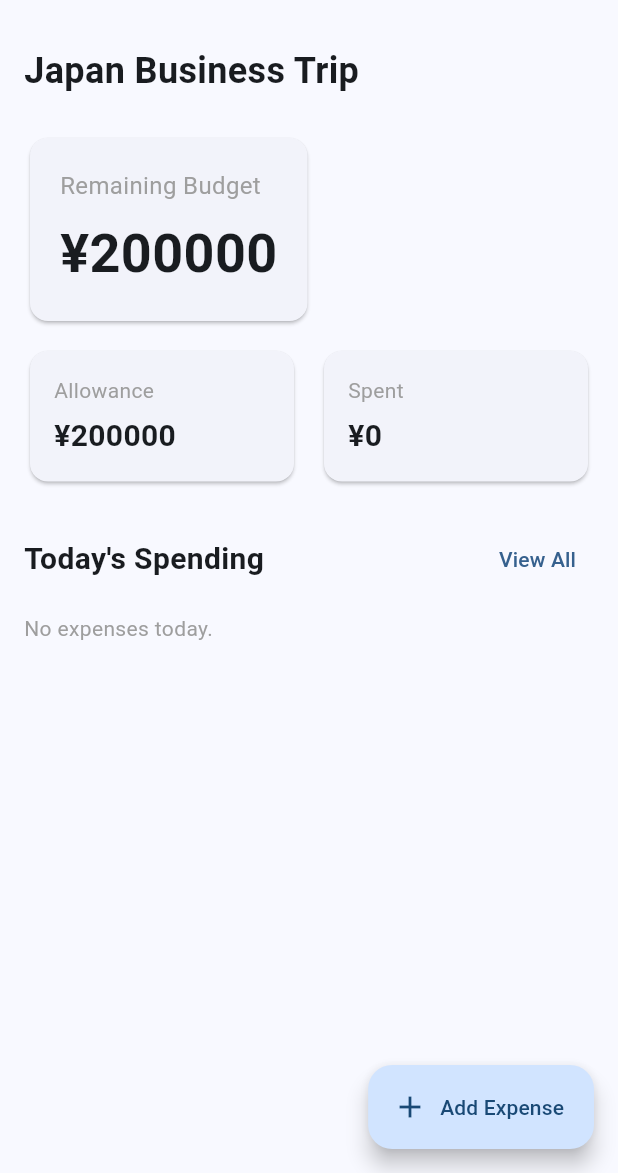
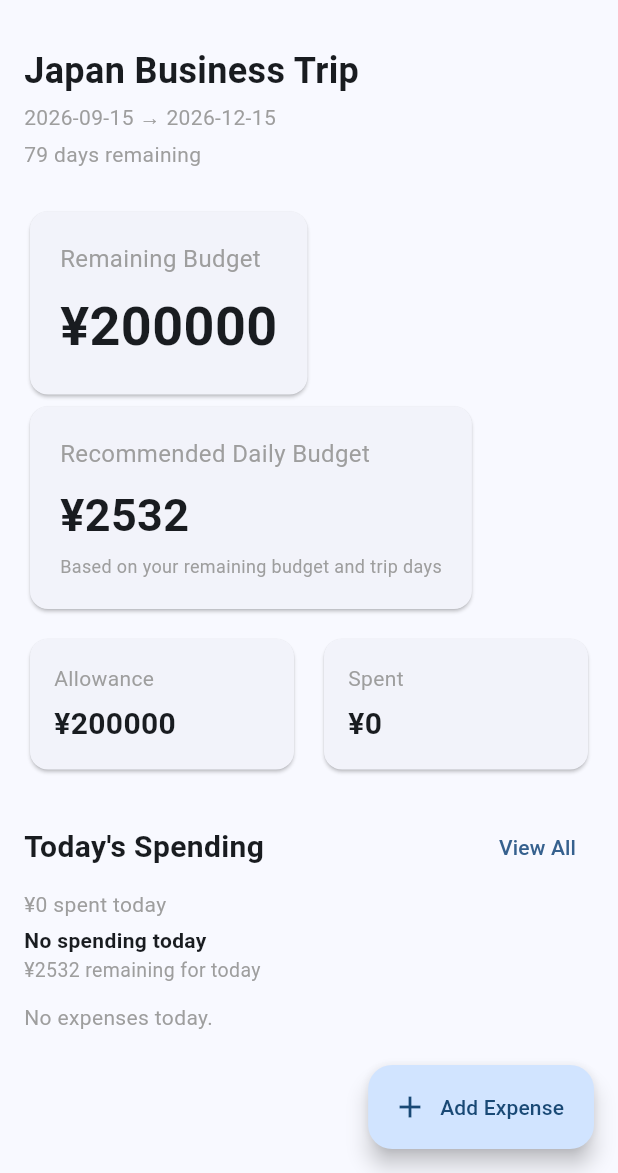
Before and after one commit to dodomozo/trip_budget, a Flutter app: the screen it shows after launch, on a phone screen of 412 x 824 dp, the part 63-1236 px from its top. Run offline on Flutter 3.47's test engine with Material 3 defaults, Android fonts, the phone set to English and light mode, and no system bars; our stand-ins replace shared_preferences.

Commit message:
feat: add daily budget monitoring

```diff
--- /dev/null
+++ b/lib/models/trip.dart
@@ -0,0 +1,17 @@
+class Trip {
+  final String name;
+  final double allowance;
+  final DateTime startDate;
+  final DateTime endDate;
+
+  const Trip({
+    required this.name,
+    required this.allowance,
+    required this.startDate,
+    required this.endDate,
+  });
+
+  int get totalDays {
+    return endDate.difference(startDate).inDays + 1;
+  }
+}
--- a/lib/pages/budget_home_page.dart
+++ b/lib/pages/budget_home_page.dart
@@ -1,9 +1,10 @@
 import 'package:flutter/material.dart';
 
+import 'expense_history_page.dart';
 import '../models/expense.dart';
+import '../models/trip.dart';
 import '../widgets/expense_item.dart';
 import '../widgets/summary_card.dart';
-import 'expense_history_page.dart';
 import '../services/expense_storage_service.dart';
 
 class BudgetHomePage extends StatefulWidget {
@@ -14,8 +15,6 @@ class BudgetHomePage extends StatefulWidget {
 }
 
 class _BudgetHomePageState extends State<BudgetHomePage> {
-  static const totalAllowance = 200000.0;
-
   List<Expense> expenses = [];
 
   @override
@@ -45,7 +44,31 @@ class _BudgetHomePageState extends State<BudgetHomePage> {
   }
 
   double get remainingBudget {
-    return totalAllowance - totalSpent;
+    return trip.allowance - totalSpent;
+  }
+
+  int get remainingDays {
+    final today = DateTime.now();
+
+    final todayDate = DateTime(today.year, today.month, today.day);
+
+    final endDate = DateTime(
+      trip.endDate.year,
+      trip.endDate.month,
+      trip.endDate.day,
+    );
+
+    final days = endDate.difference(todayDate).inDays;
+
+    return days < 0 ? 0 : days + 1;
+  }
+
+  double get recommendedDailyBudget {
+    if (remainingDays <= 0) {
+      return 0;
+    }
+
+    return remainingBudget / remainingDays;
   }
 
   Future<void> _addExpense() async {
@@ -168,6 +191,26 @@ class _BudgetHomePageState extends State<BudgetHomePage> {
     }).toList();
   }
 
+  double get todaysSpending {
+    return todaysExpenses.fold(0, (sum, expense) => sum + expense.amount);
+  }
+
+  double get dailyBudgetDifference {
+    return recommendedDailyBudget - todaysSpending;
+  }
+
+  String get dailyBudgetStatus {
+    if (todaysSpending == 0) {
+      return 'No spending today';
+    }
+
+    if (dailyBudgetDifference >= 0) {
+      return 'Within daily budget';
+    }
+
+    return 'Over daily budget';
+  }
+
   Future<void> _openExpenseHistory() async {
     final updatedExpenses = await Navigator.push<List<Expense>>(
       context,
@@ -192,9 +235,21 @@ class _BudgetHomePageState extends State<BudgetHomePage> {
         child: Column(
           crossAxisAlignment: CrossAxisAlignment.start,
           children: [
-            const Text(
-              'Japan Business Trip',
-              style: TextStyle(fontSize: 24, fontWeight: FontWeight.bold),
+            Text(
+              trip.name,
+              style: const TextStyle(fontSize: 24, fontWeight: FontWeight.bold),
+            ),
+            const SizedBox(height: 4),
+
+            Text(
+              '${_formatDate(trip.startDate)} → ${_formatDate(trip.endDate)}',
+              style: const TextStyle(color: Colors.grey, fontSize: 14),
+            ),
+            const SizedBox(height: 4),
+
+            Text(
+              '$remainingDays days remaining',
+              style: const TextStyle(color: Colors.grey, fontSize: 14),
             ),
 
             const SizedBox(height: 24),
@@ -222,6 +277,34 @@ class _BudgetHomePageState extends State<BudgetHomePage> {
               ),
             ),
 
+            Card(
+              child: Padding(
+                padding: const EdgeInsets.all(20),
+                child: Column(
+                  crossAxisAlignment: CrossAxisAlignment.start,
+                  children: [
+                    const Text(
+                      'Recommended Daily Budget',
+                      style: TextStyle(fontSize: 16, color: Colors.grey),
+                    ),
+                    const SizedBox(height: 8),
+                    Text(
+                      '¥${recommendedDailyBudget.toStringAsFixed(0)}',
+                      style: const TextStyle(
+                        fontSize: 30,
+                        fontWeight: FontWeight.bold,
+                      ),
+                    ),
+                    const SizedBox(height: 4),
+                    const Text(
+                      'Based on your remaining budget and trip days',
+                      style: TextStyle(fontSize: 12, color: Colors.grey),
+                    ),
+                  ],
+                ),
+              ),
+            ),
+
             const SizedBox(height: 12),
 
             Row(
@@ -229,7 +312,7 @@ class _BudgetHomePageState extends State<BudgetHomePage> {
                 Expanded(
                   child: SummaryCard(
                     title: 'Allowance',
-                    value: '¥${totalAllowance.toStringAsFixed(0)}',
+                    value: '¥${trip.allowance.toStringAsFixed(0)}',
                   ),
                 ),
                 const SizedBox(width: 12),
@@ -256,6 +339,25 @@ class _BudgetHomePageState extends State<BudgetHomePage> {
                   child: const Text('View All'),
                 ),
               ],
+            ),
+            const SizedBox(height: 4),
+
+            Text(
+              '¥${todaysSpending.toStringAsFixed(0)} spent today',
+              style: const TextStyle(color: Colors.grey),
+            ),
+
+            const SizedBox(height: 4),
+
+            Text(
+              dailyBudgetStatus,
+              style: const TextStyle(fontWeight: FontWeight.w600),
+            ),
+            Text(
+              dailyBudgetDifference >= 0
+                  ? '¥${dailyBudgetDifference.toStringAsFixed(0)} remaining for today'
+                  : '¥${dailyBudgetDifference.abs().toStringAsFixed(0)} over today\'s budget',
+              style: const TextStyle(color: Colors.grey, fontSize: 13),
             ),
 
             const SizedBox(height: 12),
@@ -286,4 +388,11 @@ class _BudgetHomePageState extends State<BudgetHomePage> {
       ),
     );
   }
+
+  final Trip trip = Trip(
+    name: 'Japan Business Trip',
+    allowance: 200000,
+    startDate: DateTime(2026, 9, 15),
+    endDate: DateTime(2026, 12, 15),
+  );
 }
```
